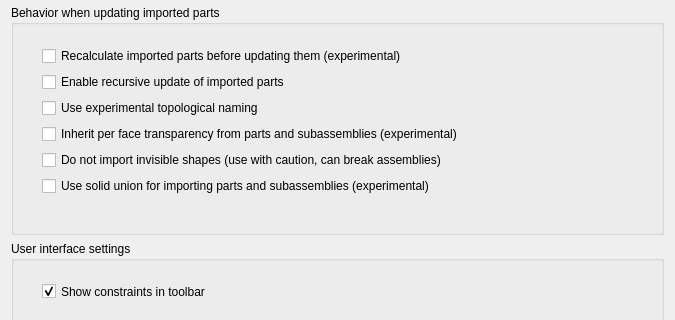
Old version of the form GuiA2p/Resources/ui/a2p_prefs.ui in the repository kbwbe/A2plus; both pictures show x 0 to 675 and y 268 to 588 of the 675 by 850 pixel window.
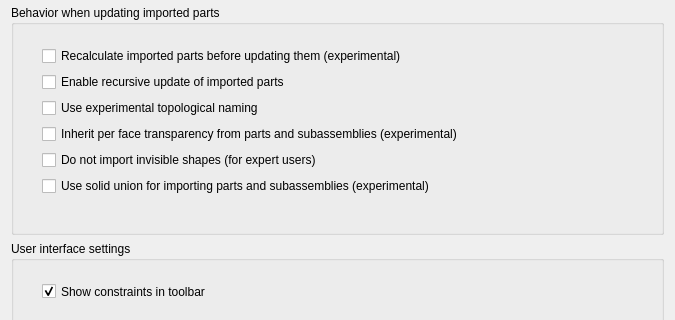
New version of the form. Custom widgets are drawn as their Qt base class.

Commit message:
don't fear users
either it is experimental or if not, it might be an expert feature

```diff
--- a/GuiA2p/Resources/ui/a2p_prefs.ui
+++ b/GuiA2p/Resources/ui/a2p_prefs.ui
@@ -144,7 +144,7 @@
        <item>
         <widget class="Gui::PrefCheckBox" name="checkBox_8">
          <property name="text">
-          <string>Do not import invisible shapes (use with caution, can break assemblies)</string>
+          <string>Do not import invisible shapes (for expert users)</string>
          </property>
          <property name="prefEntry" stdset="0">
           <cstring>doNotImportInvisibleShapes</cstring>
```
